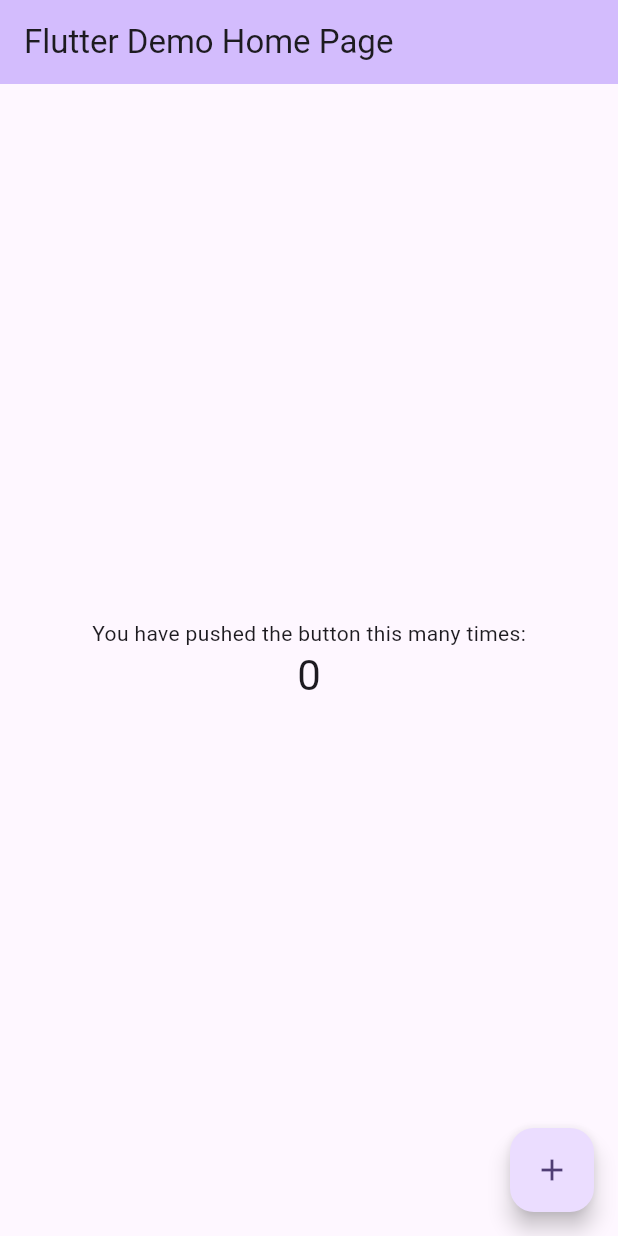
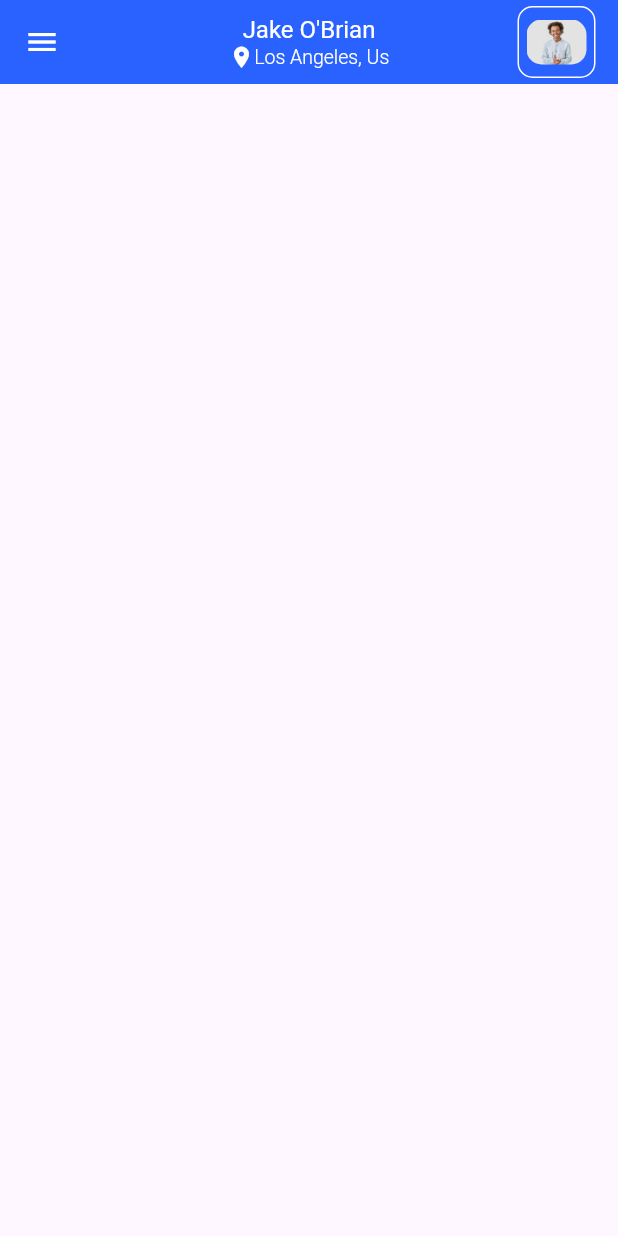
Before and after one commit to Phanuel121/medical_app, a Flutter app: the screen it shows after launch, on a phone screen of 412 x 824 dp. Run offline on Flutter 3.47's test engine with Material 3 defaults, Android fonts, the phone set to English and light mode, and no system bars.

Commit message:
home page appbar done

```diff
--- a/lib/main.dart
+++ b/lib/main.dart
@@ -1,6 +1,11 @@
 import 'package:flutter/material.dart';
+import 'package:flutter/services.dart' as service;
+import 'package:medical_app/pages/homepage.dart';
 
 void main() {
+  WidgetsFlutterBinding.ensureInitialized();
+  service.SystemChrome.setPreferredOrientations([service.DeviceOrientation.portraitUp]);
+  service.SystemChrome.setEnabledSystemUIMode(service.SystemUiMode.immersiveSticky);
   runApp(const MyApp());
 }
 
@@ -11,59 +16,13 @@ class MyApp extends StatelessWidget {
   @override
   Widget build(BuildContext context) {
     return MaterialApp(
-      title: 'Flutter Demo',
+      title: 'Medical App',
+      debugShowCheckedModeBanner: false,
       theme: ThemeData(
         colorScheme: ColorScheme.fromSeed(seedColor: Colors.deepPurple),
         useMaterial3: true,
       ),
-      home: const MyHomePage(title: 'Flutter Demo Home Page'),
+      home: const HomePage(),
     );
   }
 }
-
-class MyHomePage extends StatefulWidget {
-  const MyHomePage({super.key, required this.title});
-  final String title;
-
-  @override
-  State<MyHomePage> createState() => _MyHomePageState();
-}
-
-class _MyHomePageState extends State<MyHomePage> {
-  int _counter = 0;
-
-  void _incrementCounter() {
-    setState(() {
-      _counter++;
-    });
-  }
-
-  @override
-  Widget build(BuildContext context) {
-    return Scaffold(
-      appBar: AppBar(
-        backgroundColor: Theme.of(context).colorScheme.inversePrimary,
-        title: Text(widget.title),
-      ),
-      body: Center(
-        child: Column(
-          mainAxisAlignment: MainAxisAlignment.center,
-          children: <Widget>[
-            const Text(
-              'You have pushed the button this many times:',
-            ),
-            Text(
-              '$_counter',
-              style: Theme.of(context).textTheme.headlineMedium,
-            ),
-          ],
-        ),
-      ),
-      floatingActionButton: FloatingActionButton(
-        onPressed: _incrementCounter,
-        tooltip: 'Increment',
-        child: const Icon(Icons.add),
-      ),
-    );
-  }
-}
--- /dev/null
+++ b/lib/pages/homepage.dart
@@ -0,0 +1,72 @@
+import 'package:flutter/material.dart';
+import 'package:medical_app/service/styles.dart';
+
+class HomePage extends StatelessWidget {
+  const HomePage({super.key});
+
+  @override
+  Widget build(BuildContext context) {
+    return Scaffold(
+      appBar: AppBar(
+        backgroundColor: containerBlue,
+        elevation: 0,
+        leading: IconButton(onPressed: (){}, icon: Icon(Icons.menu_outlined, color: white,),),
+        centerTitle: true,
+        title: Column(
+          mainAxisAlignment: MainAxisAlignment.center,
+          children: [
+            Text(
+              "Jake O'Brian",
+              style: TextStyle(
+                fontSize: 16,
+                color: white
+              ),
+            ),
+            Row(
+              mainAxisAlignment: MainAxisAlignment.center,
+              mainAxisSize: MainAxisSize.min,
+              children: [
+                Icon(
+                  Icons.location_on,
+                  size: 17,
+                  color: white,
+                ),
+                Text(
+                  "Los Angeles, Us",
+                  style: TextStyle(
+                    fontSize: 13,
+                    fontWeight: FontWeight.w300,
+                    color: white
+                  ),
+                )
+              ],
+            ),
+          ],
+        ),
+        actions: [
+          Container(
+            padding: const EdgeInsets.symmetric(horizontal: 5, vertical: 8),
+            decoration: BoxDecoration(
+              border: Border.all(color: white),
+              borderRadius: BorderRadius.circular(10),
+            ),
+            child: Container(
+              height: 30,
+              width: 40,
+              decoration: BoxDecoration(
+                borderRadius: BorderRadius.circular(10),
+                image: const DecorationImage(
+                  image: AssetImage("images/user.jpeg"),
+                  scale: 2,
+                  fit: BoxFit.cover
+                )
+              ),
+            ),
+          ),
+          const SizedBox(width: 15,),
+        ],
+      ),
+
+    );
+  }
+}
--- /dev/null
+++ b/lib/service/styles.dart
@@ -0,0 +1,5 @@
+import 'package:flutter/material.dart';
+
+Color containerBlue = Colors.blueAccent.shade700;
+Color white = Colors.white;
+Color black = Colors.black;
--- a/pubspec.yaml
+++ b/pubspec.yaml
@@ -35,6 +35,8 @@ dependencies:
   # The following adds the Cupertino Icons font to your application.
   # Use with the CupertinoIcons class for iOS style icons.
   cupertino_icons: ^1.0.2
+  get: ^4.6.6
+  provider: ^6.1.2
 
 dev_dependencies:
   flutter_test:
@@ -59,8 +61,8 @@ flutter:
   uses-material-design: true
 
   # To add assets to your application, add an assets section, like this:
-  # assets:
-  #   - images/a_dot_burr.jpeg
+  assets:
+    - images/
   #   - images/a_dot_ham.jpeg
 
   # An image asset can refer to one or more resolution-specific "variants", see
```
Also changed, not shown: images/doctor1.jpeg (added), images/doctor2.jpeg (added), images/doctor3.jpeg (added), images/doctor4.jpeg (added), images/tooth.jpeg (added), images/user.jpeg (added), images/user2.jpeg (added), images/user3.jpeg (added), pubspec.lock.
